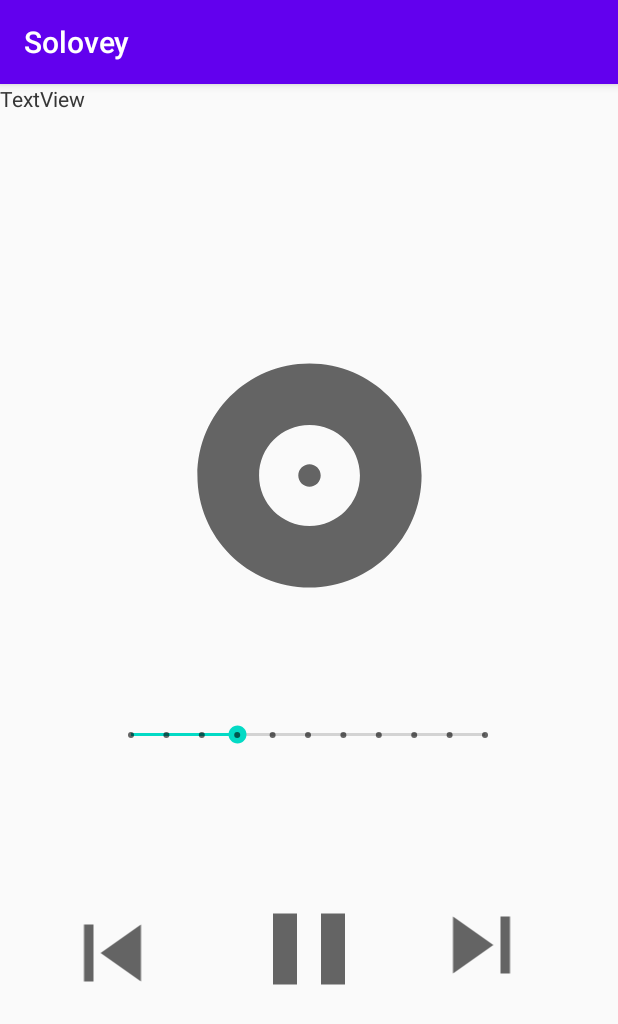
After one commit to l-m-ll/Solovey, an Android app: the activity_play screen opened directly, with no data from a screen before it, on a phone screen of 412 x 824 dp. The commit adds this screen. Shown: the top 1024 px of the screen. Run offline under Robolectric (Android 15) with nearby library versions, the phone set to English and light mode, and no system bars.

Commit message:
add simple functionality for player and its activity

```diff
--- a/app/src/main/AndroidManifest.xml
+++ b/app/src/main/AndroidManifest.xml
@@ -9,6 +9,8 @@
             android:roundIcon="@mipmap/ic_launcher_round"
             android:supportsRtl="true"
             android:theme="@style/AppTheme">
+        <activity android:name=".activity_play">
+        </activity>
         <activity android:name=".MainActivity">
             <intent-filter>
                 <action android:name="android.intent.action.MAIN"/>
--- a/app/src/main/java/com/example/solovey/MainActivity.kt
+++ b/app/src/main/java/com/example/solovey/MainActivity.kt
@@ -1,11 +1,19 @@
 package com.example.solovey
 
+import android.content.Intent
 import androidx.appcompat.app.AppCompatActivity
 import android.os.Bundle
+import android.widget.Button
+import kotlinx.android.synthetic.main.activity_main.*
 
 class MainActivity : AppCompatActivity() {
     override fun onCreate(savedInstanceState: Bundle?) {
         super.onCreate(savedInstanceState)
         setContentView(R.layout.activity_main)
+        val player = findViewById<Button>(R.id.player)
+        player.setOnClickListener {
+            val intent = Intent(this, activity_play::class.java)
+            startActivity(intent)
+        }
     }
 }
--- /dev/null
+++ b/app/src/main/java/com/example/solovey/activity_play.kt
@@ -0,0 +1,31 @@
+package com.example.solovey
+
+import android.media.MediaPlayer
+import androidx.appcompat.app.AppCompatActivity
+import android.os.Bundle
+import android.view.View
+import kotlinx.android.synthetic.main.activity_play.*
+
+class activity_play : AppCompatActivity() {
+    private lateinit var mp3: MediaPlayer
+    private var timePassed: Int = 0
+    override fun onCreate(savedInstanceState: Bundle?) {
+        super.onCreate(savedInstanceState)
+        setContentView(R.layout.activity_play)
+        mp3 = MediaPlayer.create(this, R.raw.solovey)
+        mp3.start()
+        mp3.isLooping = true
+        mp3.setVolume(0.5f, 0.5f)
+        timePassed = mp3.duration
+    }
+
+    fun clickPlayBtn(v : View) {
+        if (mp3.isPlaying) {
+            mp3.pause()
+            pause.setBackgroundResource(R.drawable.ic_baseline_play_arrow_24)
+        } else {
+            mp3.start()
+            pause.setBackgroundResource(R.drawable.ic_baseline_pause_24)
+        }
+    }
+}
--- /dev/null
+++ b/app/src/main/res/drawable/ic_baseline_pause_24.xml
@@ -0,0 +1,10 @@
+<vector xmlns:android="http://schemas.android.com/apk/res/android"
+    android:width="24dp"
+    android:height="24dp"
+    android:viewportWidth="24"
+    android:viewportHeight="24"
+    android:tint="?attr/colorControlNormal">
+  <path
+      android:fillColor="@android:color/white"
+      android:pathData="M6,19h4L10,5L6,5v14zM14,5v14h4L18,5h-4z"/>
+</vector>
--- /dev/null
+++ b/app/src/main/res/drawable/ic_baseline_play_arrow_24.xml
@@ -0,0 +1,10 @@
+<vector xmlns:android="http://schemas.android.com/apk/res/android"
+    android:width="24dp"
+    android:height="24dp"
+    android:viewportWidth="24"
+    android:viewportHeight="24"
+    android:tint="?attr/colorControlNormal">
+  <path
+      android:fillColor="@android:color/white"
+      android:pathData="M8,5v14l11,-7z"/>
+</vector>
--- /dev/null
+++ b/app/src/main/res/drawable/ic_baseline_skip_next_24.xml
@@ -0,0 +1,10 @@
+<vector xmlns:android="http://schemas.android.com/apk/res/android"
+    android:width="24dp"
+    android:height="24dp"
+    android:viewportWidth="24"
+    android:viewportHeight="24"
+    android:tint="?attr/colorControlNormal">
+  <path
+      android:fillColor="@android:color/white"
+      android:pathData="M6,18l8.5,-6L6,6v12zM16,6v12h2V6h-2z"/>
+</vector>
--- /dev/null
+++ b/app/src/main/res/drawable/ic_baseline_skip_previous_24.xml
@@ -0,0 +1,10 @@
+<vector xmlns:android="http://schemas.android.com/apk/res/android"
+    android:width="24dp"
+    android:height="24dp"
+    android:viewportWidth="24"
+    android:viewportHeight="24"
+    android:tint="?attr/colorControlNormal">
+  <path
+      android:fillColor="@android:color/white"
+      android:pathData="M6,6h2v12L6,18zM9.5,12l8.5,6L18,6z"/>
+</vector>
--- /dev/null
+++ b/app/src/main/res/drawable/vinyl.xml
@@ -0,0 +1,10 @@
+<vector xmlns:android="http://schemas.android.com/apk/res/android"
+    android:width="24dp"
+    android:height="24dp"
+    android:viewportWidth="24"
+    android:viewportHeight="24"
+    android:tint="?attr/colorControlNormal">
+  <path
+      android:fillColor="@android:color/white"
+      android:pathData="M12,2C6.48,2 2,6.48 2,12s4.48,10 10,10 10,-4.48 10,-10S17.52,2 12,2zM12,16.5c-2.49,0 -4.5,-2.01 -4.5,-4.5S9.51,7.5 12,7.5s4.5,2.01 4.5,4.5 -2.01,4.5 -4.5,4.5zM12,11c-0.55,0 -1,0.45 -1,1s0.45,1 1,1 1,-0.45 1,-1 -0.45,-1 -1,-1z"/>
+</vector>
--- /dev/null
+++ b/app/src/main/res/layout/activity_play.xml
@@ -0,0 +1,67 @@
+<?xml version="1.0" encoding="utf-8"?>
+<androidx.constraintlayout.widget.ConstraintLayout
+        xmlns:android="http://schemas.android.com/apk/res/android"
+        xmlns:tools="http://schemas.android.com/tools"
+        xmlns:app="http://schemas.android.com/apk/res-auto"
+        android:layout_width="match_parent"
+        android:layout_height="match_parent"
+        tools:context=".activity_play">
+
+    <ImageView
+            android:layout_width="214dp"
+            android:layout_height="179dp" app:srcCompat="@drawable/vinyl" android:id="@+id/vinyl"
+            app:layout_constraintTop_toTopOf="parent"
+            app:layout_constraintBottom_toBottomOf="parent" app:layout_constraintVertical_bias="0.291"
+            app:layout_constraintEnd_toEndOf="parent" app:layout_constraintStart_toStartOf="parent"
+            tools:ignore="VectorDrawableCompat"/>
+    <ImageView
+            android:layout_width="96dp"
+            android:layout_height="81dp"
+            android:id="@+id/pause"
+            android:background="@drawable/ic_baseline_pause_24"
+            android:onClick="clickPlayBtn"
+            app:layout_constraintTop_toTopOf="parent" app:layout_constraintBottom_toBottomOf="parent"
+            app:layout_constraintVertical_bias="0.781" app:layout_constraintStart_toStartOf="parent"
+            app:layout_constraintEnd_toEndOf="parent" tools:ignore="VectorDrawableCompat"/>
+    <ImageView
+            android:layout_width="94dp"
+            android:layout_height="76dp" app:srcCompat="@drawable/ic_baseline_skip_next_24"
+            android:id="@+id/gofor"
+            app:layout_constraintEnd_toEndOf="parent" app:layout_constraintStart_toStartOf="parent"
+            app:layout_constraintHorizontal_bias="0.861" app:layout_constraintTop_toTopOf="parent"
+            app:layout_constraintBottom_toBottomOf="parent" app:layout_constraintVertical_bias="0.775"
+            tools:ignore="VectorDrawableCompat"/>
+    <ImageView
+            android:layout_width="94dp"
+            android:layout_height="76dp" app:srcCompat="@drawable/ic_baseline_skip_previous_24"
+            android:id="@+id/goback"
+            app:layout_constraintTop_toTopOf="parent" app:layout_constraintBottom_toBottomOf="parent"
+            app:layout_constraintVertical_bias="0.782" app:layout_constraintEnd_toEndOf="parent"
+            app:layout_constraintStart_toStartOf="parent" app:layout_constraintHorizontal_bias="0.088"
+            tools:ignore="VectorDrawableCompat"/>
+    <SeekBar
+            style="@style/Widget.AppCompat.SeekBar.Discrete"
+            android:layout_width="268dp"
+            android:layout_height="53dp"
+            android:max="10"
+            android:progress="3"
+            android:id="@+id/timeBar" app:layout_constraintTop_toTopOf="parent"
+            app:layout_constraintBottom_toBottomOf="parent" app:layout_constraintStart_toStartOf="parent"
+            app:layout_constraintEnd_toEndOf="parent" app:layout_constraintHorizontal_bias="0.496"
+            app:layout_constraintVertical_bias="0.57"/>
+
+    <LinearLayout android:layout_width="match_parent" android:layout_height="wrap_content"
+                  tools:ignore="MissingConstraints"/>
+         <TextView
+                 android:text="TextView"
+                 android:layout_width="wrap_content"
+                 android:layout_height="wrap_content" android:id="@+id/elapsedTime" tools:layout_editor_absoluteY="460dp"
+                 tools:layout_editor_absoluteX="43dp" tools:ignore="MissingConstraints"/>
+         <TextView
+                 android:text="TextView"
+                 android:layout_width="wrap_content"
+                 android:layout_height="wrap_content" android:id="@+id/leftTime" tools:layout_editor_absoluteY="462dp"
+                 tools:layout_editor_absoluteX="278dp" tools:ignore="MissingConstraints"/>
+                  />
+
+</androidx.constraintlayout.widget.ConstraintLayout>
```
Also changed, not shown: 1 other file.
